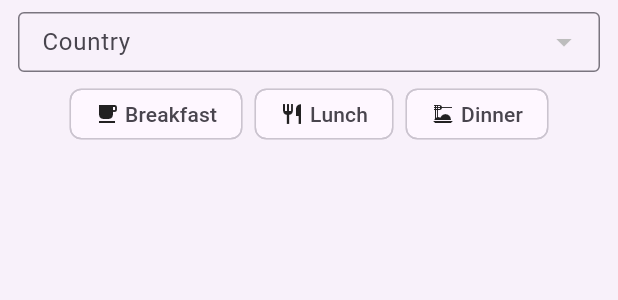
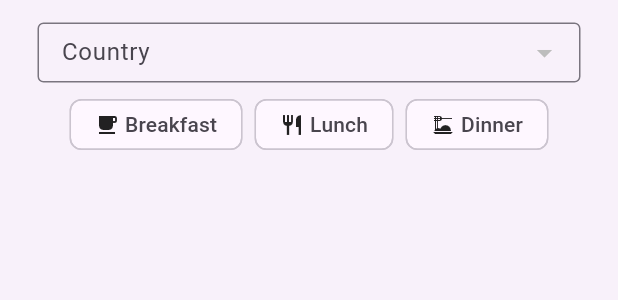
Before and after one commit to carloswrc6/front-we, a Flutter app: the DishFilterBar widget shown alone on an empty page, opened directly with empty values, on a phone screen of 412 x 824 dp. Shown: the top 300 px of the screen. Run offline on Flutter 3.47's test engine with Material 3 defaults, Android fonts, the phone set to English and light mode, and no system bars; our stand-ins replace dio, flutter_dotenv, flutter_fortune_wheel, flutter_riverpod, flutter_secure_storage, go_router and 3 more; accounts and stored records are empty; network calls fail.

Commit message:
upd design

```diff
--- a/lib/presentation/dishes/widgets/dish_filter_bar.dart
+++ b/lib/presentation/dishes/widgets/dish_filter_bar.dart
@@ -33,16 +33,14 @@ class DishFilterBar extends StatelessWidget {
     };
 
     return Container(
-      padding: const EdgeInsets.fromLTRB(12, 8, 12, 8),
-      decoration: BoxDecoration(
-        color: cs.surfaceContainerLow,
-      ),
+      padding: const EdgeInsets.fromLTRB(25, 15, 25, 15),
+      decoration: BoxDecoration(color: cs.surfaceContainerLow),
       child: Column(
         children: [
           Row(
             children: [
               Expanded(
-                child:           CountrySelector(
+                child: CountrySelector(
                   showAll: false,
                   countries: countries,
                   selectedCountryId: selectedCountryId,
@@ -53,7 +51,10 @@ class DishFilterBar extends StatelessWidget {
                 Padding(
                   padding: const EdgeInsets.only(left: 8),
                   child: Chip(
-                      label: Text('$dishCount', style: const TextStyle(fontSize: 12)),
+                    label: Text(
+                      '$dishCount',
+                      style: const TextStyle(fontSize: 12),
+                    ),
                     visualDensity: VisualDensity.compact,
                     materialTapTargetSize: MaterialTapTargetSize.shrinkWrap,
                   ),
--- a/lib/presentation/dishes/widgets/dish_wheel.dart
+++ b/lib/presentation/dishes/widgets/dish_wheel.dart
@@ -147,7 +147,7 @@ class DishWheelState extends State<DishWheel> {
         return SingleChildScrollView(
           child: Column(
             children: [
-              const SizedBox(height: 8),
+              const SizedBox(height: 18),
               Row(
                 mainAxisAlignment: MainAxisAlignment.center,
                 children: [
```
Lines whose indentation alone changed are shown as unchanged.
